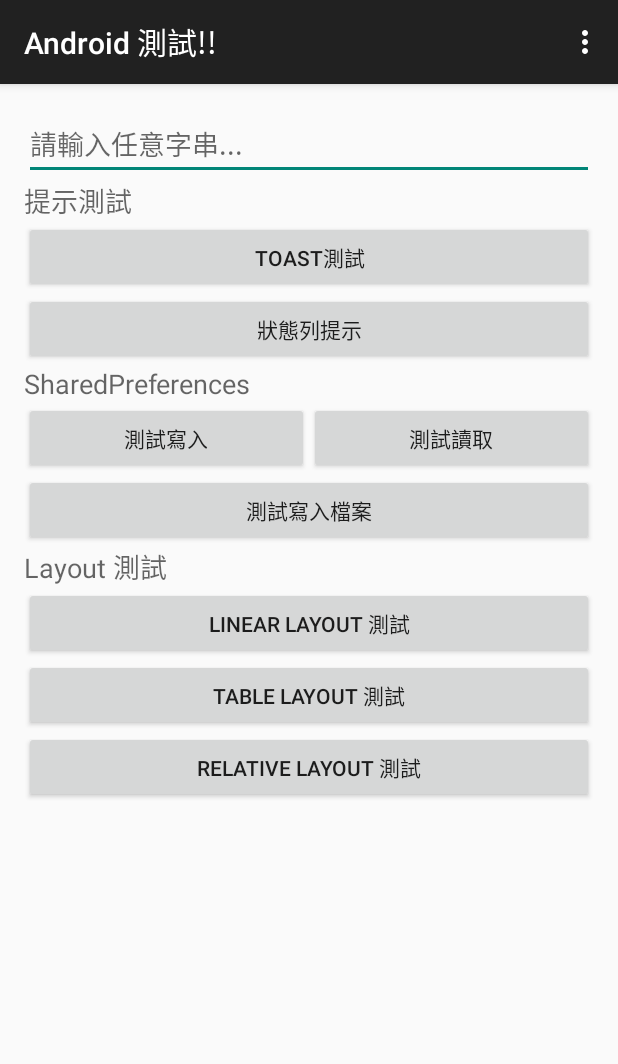
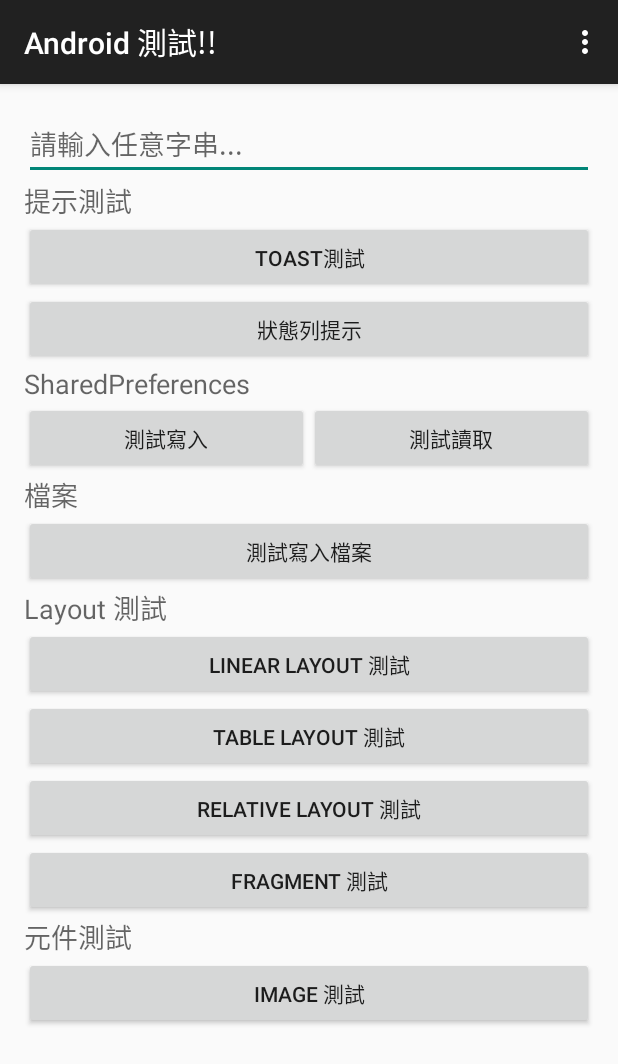
Before and after one commit to fishingboy/Android_Test, an Android app: the MainView screen opened directly, with no data from a screen before it, on a phone screen of 412 x 824 dp. Shown: the top 1064 px of the screen. Run offline under Robolectric (Android 15) with nearby library versions, the phone set to English and light mode, and no system bars.

Commit message:
1. 取消 text 的自動 focus 2. 測試 image 元件

```diff
--- a/app/src/main/AndroidManifest.xml
+++ b/app/src/main/AndroidManifest.xml
@@ -40,6 +40,10 @@
             android:name=".RelativeActivity"
             android:label="@string/title_activity_relative" >
         </activity>
+        <activity
+            android:name=".ImageActivity"
+            android:label="@string/title_activity_image" >
+        </activity>
     </application>
 
 </manifest>
--- a/app/src/main/res/layout/activity_main.xml
+++ b/app/src/main/res/layout/activity_main.xml
@@ -12,7 +12,9 @@
         android:weightSum="1"
         android:orientation="vertical"
         android:id="@+id/activity_main1"
-        android:scrollbars="horizontal">
+        android:scrollbars="horizontal"
+        android:focusable="true"
+        android:focusableInTouchMode="true">
 
         <EditText
             android:layout_width="match_parent"
@@ -77,6 +79,13 @@
             </TableRow>
         </TableLayout>
 
+        <TextView
+            android:layout_width="wrap_content"
+            android:layout_height="wrap_content"
+            android:textAppearance="?android:attr/textAppearanceMedium"
+            android:text="檔案"
+            android:id="@+id/textView5"/>
+
         <Button
             android:layout_width="match_parent"
             android:layout_height="wrap_content"
@@ -114,6 +123,29 @@
             android:layout_gravity="center_horizontal"
             android:onClick="showRelative" />
 
+        <Button
+            android:layout_width="match_parent"
+            android:layout_height="wrap_content"
+            android:text="Fragment 測試"
+            android:id="@+id/button26"
+            android:layout_gravity="center_horizontal"
+            android:onClick="showFragment"/>
+
+        <TextView
+            android:layout_width="wrap_content"
+            android:layout_height="wrap_content"
+            android:textAppearance="?android:attr/textAppearanceMedium"
+            android:text="元件測試"
+            android:id="@+id/textView4"/>
+
+        <Button
+            android:layout_width="match_parent"
+            android:layout_height="wrap_content"
+            android:text="Image 測試"
+            android:id="@+id/button27"
+            android:layout_gravity="center_horizontal"
+            android:onClick="showImage"/>
+
     </LinearLayout>
 
 </ScrollView>
--- a/app/src/main/res/values/strings.xml
+++ b/app/src/main/res/values/strings.xml
@@ -9,5 +9,7 @@
     <string name="title_activity_scroll">捲軸測試</string>
     <string name="title_activity_table">Table Layout 測試</string>
     <string name="title_activity_relative">Relative Layout 測試</string>
+    <string name="hello_blank_fragment">Hello blank fragment</string>
+    <string name="title_activity_image">Image 測試</string>
 
 </resources>
```
Also changed, not shown: app/src/main/java/com/leo_kuo/android_test/ImageActivity.java (added, +44 -0 lines), app/src/main/java/com/leo_kuo/android_test/MainView.java (+16 -0 lines), app/src/main/res/layout/activity_image.xml (added, +29 -0 lines), app/src/main/res/menu/menu_image.xml (added, +9 -0 lines), app/src/main/ic_launcher-web.png (added), app/src/main/res/drawable-hdpi/ic_launcher.png, app/src/main/res/drawable-mdpi/ic_launcher.png, app/src/main/res/drawable-xhdpi/ic_launcher.png, app/src/main/res/drawable-xxhdpi/ic_launcher.png, app/src/main/res/drawable/img1.jpg (added).
